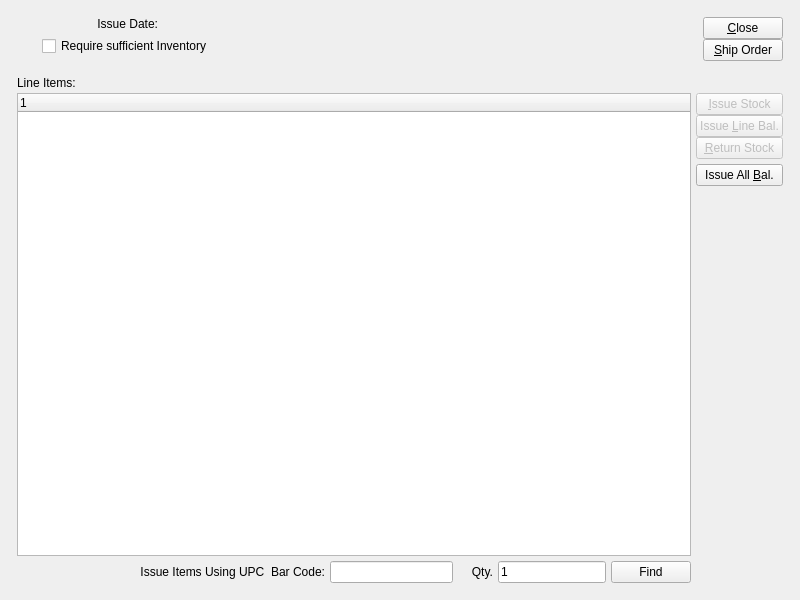
This is guiclient/issueToShipping.ui in Pegasus-RPG/xtuple-client as Qt 5 draws it before an edit. The edited form follows.
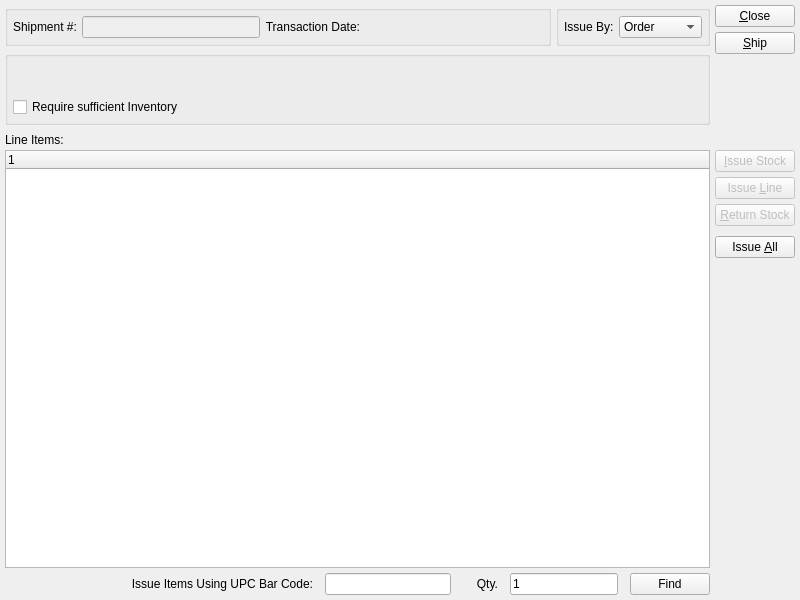
This is the edited form. The open tabs and pages were chosen to show the change. Custom widgets are drawn as their Qt base class.

Commit message: issue #9063:  UI changes for consolidated shipping.  Show shipment number on issue stock to shipping window.

Patch:
```diff
--- a/guiclient/issueToShipping.ui
+++ b/guiclient/issueToShipping.ui
@@ -20,69 +20,41 @@
   <property name="windowTitle" >
    <string>Issue to Shipping</string>
   </property>
-  <layout class="QGridLayout" >
-   <item row="0" column="0" >
-    <layout class="QGridLayout" >
-     <property name="margin" >
-      <number>12</number>
-     </property>
-     <property name="spacing" >
-      <number>12</number>
-     </property>
-     <item row="0" column="0" >
-      <layout class="QHBoxLayout" >
+  <layout class="QGridLayout" name="gridLayout">
+   <item row="0" column="0">
+    <layout class="QHBoxLayout" name="horizontalLayout_4">
        <item>
-        <layout class="QVBoxLayout" >
-         <property name="spacing" >
-          <number>0</number>
-         </property>
-         <property name="margin" >
-          <number>0</number>
-         </property>
+      <widget class="QGroupBox" name="_dateGroup">
+       <property name="title">
+        <string/>
+       </property>
+       <layout class="QHBoxLayout" name="horizontalLayout">
          <item>
-          <widget class="OrderCluster" name="_order" >
-           <property name="sizePolicy" >
-            <sizepolicy vsizetype="Preferred" hsizetype="Maximum" >
-             <horstretch>0</horstretch>
-             <verstretch>0</verstretch>
-            </sizepolicy>
+         <widget class="XLabel" name="_shipmentLit">
+          <property name="text">
+           <string>Shipment #:</string>
            </property>
           </widget>
          </item>
          <item>
-          <spacer>
-           <property name="orientation" >
-            <enum>Qt::Vertical</enum>
-           </property>
-           <property name="sizeType" >
-            <enum>QSizePolicy::Preferred</enum>
-           </property>
-           <property name="sizeHint" stdset="0" >
-            <size>
-             <width>20</width>
-             <height>0</height>
-            </size>
-           </property>
-          </spacer>
-         </item>
-        </layout>
-       </item>
+         <widget class="XLineEdit" name="_shipment">
+          <property name="enabled">
+           <bool>false</bool>
+          </property>
+         </widget>
+        </item>
        <item>
-        <layout class="QVBoxLayout" >
-         <item>
-          <layout class="QHBoxLayout" >
-           <item>
-            <widget class="QLabel" name="_transDateLit" >
-             <property name="sizePolicy" >
-              <sizepolicy vsizetype="Preferred" hsizetype="Maximum" >
+         <widget class="QLabel" name="_transDateLit">
+          <property name="sizePolicy">
+           <sizepolicy hsizetype="Maximum" vsizetype="Preferred">
                <horstretch>0</horstretch>
                <verstretch>0</verstretch>
               </sizepolicy>
              </property>
-             <property name="text" >
-              <string>Issue Date:</string>
-             </property>
-             <property name="alignment" >
+          <property name="text">
+           <string>Transaction Date:</string>
+          </property>
+          <property name="alignment">
               <set>Qt::AlignRight|Qt::AlignTrailing|Qt::AlignVCenter</set>
              </property>
              <property name="buddy" >
@@ -100,80 +72,79 @@
              </property>
             </widget>
            </item>
-          </layout>
-         </item>
          <item>
-          <widget class="XCheckBox" name="_requireInventory" >
-           <property name="sizePolicy" >
-            <sizepolicy vsizetype="Fixed" hsizetype="Maximum" >
-             <horstretch>0</horstretch>
-             <verstretch>0</verstretch>
-            </sizepolicy>
-           </property>
-           <property name="text" >
-            <string>Require sufficient Inventory</string>
-           </property>
-          </widget>
-         </item>
-         <item>
-          <spacer>
-           <property name="orientation" >
-            <enum>Qt::Vertical</enum>
-           </property>
-           <property name="sizeType" >
-            <enum>QSizePolicy::Expanding</enum>
-           </property>
-           <property name="sizeHint" stdset="0" >
-            <size>
-             <width>231</width>
-             <height>0</height>
-            </size>
-           </property>
-          </spacer>
-         </item>
-        </layout>
-       </item>
-       <item>
-        <spacer>
-         <property name="orientation" >
+         <spacer name="horizontalSpacer_4">
+          <property name="orientation">
           <enum>Qt::Horizontal</enum>
          </property>
-         <property name="sizeHint" stdset="0" >
+          <property name="sizeHint" stdset="0">
           <size>
-           <width>20</width>
+            <width>40</width>
            <height>20</height>
           </size>
          </property>
         </spacer>
        </item>
+       </layout>
+      </widget>
+     </item>
        <item>
-        <layout class="QVBoxLayout" >
-         <property name="spacing" >
-          <number>0</number>
-         </property>
+      <widget class="QGroupBox" name="_issueByGroup">
+       <property name="title">
+        <string/>
+       </property>
+       <layout class="QGridLayout" name="gridLayout_5">
+        <item row="0" column="0">
+         <widget class="XLabel" name="_issueByLit">
+          <property name="text">
+           <string>Issue By:</string>
+          </property>
+         </widget>
+        </item>
+        <item row="0" column="1">
+         <widget class="XComboBox" name="_issueBy">
          <item>
-          <widget class="QPushButton" name="_close" >
-           <property name="text" >
+           <property name="text">
+            <string>Order</string>
+           </property>
+          </item>
+          <item>
+           <property name="text">
+            <string>Customer</string>
+           </property>
+          </item>
+         </widget>
+        </item>
+       </layout>
+      </widget>
+     </item>
+    </layout>
+   </item>
+   <item row="0" column="1" rowspan="2">
+    <layout class="QVBoxLayout">
+     <item>
+      <widget class="QPushButton" name="_close">
+       <property name="text">
             <string>&amp;Close</string>
            </property>
           </widget>
          </item>
          <item>
-          <widget class="QPushButton" name="_ship" >
-           <property name="text" >
-            <string>&amp;Ship Order</string>
+      <widget class="QPushButton" name="_ship">
+       <property name="text">
+        <string>&amp;Ship</string>
            </property>
           </widget>
          </item>
          <item>
           <spacer>
-           <property name="orientation" >
+       <property name="orientation">
             <enum>Qt::Vertical</enum>
            </property>
-           <property name="sizeType" >
+       <property name="sizeType">
             <enum>QSizePolicy::Expanding</enum>
            </property>
-           <property name="sizeHint" stdset="0" >
+       <property name="sizeHint" stdset="0">
             <size>
              <width>20</width>
              <height>0</height>
@@ -183,32 +154,195 @@
          </item>
         </layout>
        </item>
-      </layout>
-     </item>
-     <item row="1" column="0" >
-      <widget class="QFrame" name="frame" >
-       <property name="sizePolicy" >
-        <sizepolicy vsizetype="Expanding" hsizetype="Preferred" >
+   <item row="1" column="0">
+    <widget class="QGroupBox" name="_clusterGroup">
+     <property name="title">
+      <string/>
+     </property>
+     <layout class="QGridLayout" name="gridLayout_3">
+      <item row="0" column="0">
+       <widget class="QStackedWidget" name="_stackedWidget">
+        <property name="sizePolicy">
+         <sizepolicy hsizetype="Preferred" vsizetype="Preferred">
+          <horstretch>1</horstretch>
+          <verstretch>0</verstretch>
+         </sizepolicy>
+        </property>
+        <property name="currentIndex">
+         <number>0</number>
+        </property>
+        <widget class="QWidget" name="page">
+         <layout class="QGridLayout" name="gridLayout_2">
+          <item row="0" column="0">
+           <layout class="QHBoxLayout" name="horizontalLayout_2">
+            <item>
+             <layout class="QVBoxLayout">
+              <property name="spacing">
+               <number>0</number>
+              </property>
+              <item>
+               <widget class="OrderCluster" name="_order">
+                <property name="sizePolicy">
+                 <sizepolicy hsizetype="Maximum" vsizetype="Preferred">
+                  <horstretch>0</horstretch>
+                  <verstretch>0</verstretch>
+                 </sizepolicy>
+                </property>
+                <property name="focusPolicy">
+                 <enum>Qt::StrongFocus</enum>
+                </property>
+               </widget>
+              </item>
+              <item>
+               <spacer>
+                <property name="orientation">
+                 <enum>Qt::Vertical</enum>
+                </property>
+                <property name="sizeType">
+                 <enum>QSizePolicy::Preferred</enum>
+                </property>
+                <property name="sizeHint" stdset="0">
+                 <size>
+                  <width>20</width>
+                  <height>0</height>
+                 </size>
+                </property>
+               </spacer>
+              </item>
+             </layout>
+            </item>
+            <item>
+             <spacer name="horizontalSpacer_2">
+              <property name="orientation">
+               <enum>Qt::Horizontal</enum>
+              </property>
+              <property name="sizeHint" stdset="0">
+               <size>
+                <width>0</width>
+                <height>20</height>
+               </size>
+              </property>
+             </spacer>
+            </item>
+           </layout>
+          </item>
+         </layout>
+        </widget>
+        <widget class="QWidget" name="page_2">
+         <layout class="QGridLayout" name="gridLayout_4">
+          <item row="0" column="1">
+           <layout class="QHBoxLayout" name="horizontalLayout_7">
+            <item>
+             <layout class="QHBoxLayout" name="horizontalLayout_6">
+              <item>
+               <layout class="QVBoxLayout" name="verticalLayout_4">
+                <item>
+                 <widget class="CustCluster" name="_cust">
+                  <property name="focusPolicy">
+                   <enum>Qt::StrongFocus</enum>
+                  </property>
+                 </widget>
+                </item>
+                <item>
+                 <spacer name="verticalSpacer_3">
+                  <property name="orientation">
+                   <enum>Qt::Vertical</enum>
+                  </property>
+                  <property name="sizeHint" stdset="0">
+                   <size>
+                    <width>20</width>
+                    <height>0</height>
+                   </size>
+                  </property>
+                 </spacer>
+                </item>
+               </layout>
+              </item>
+              <item>
+               <layout class="QVBoxLayout" name="verticalLayout_5">
+                <item>
+                 <widget class="ShiptoCluster" name="_shipto">
+                  <property name="enabled">
+                   <bool>false</bool>
+                  </property>
+                 </widget>
+                </item>
+                <item>
+                 <spacer name="verticalSpacer">
+                  <property name="orientation">
+                   <enum>Qt::Vertical</enum>
+                  </property>
+                  <property name="sizeHint" stdset="0">
+                   <size>
+                    <width>20</width>
+                    <height>0</height>
+                   </size>
+                  </property>
+                 </spacer>
+                </item>
+               </layout>
+              </item>
+             </layout>
+            </item>
+            <item>
+             <spacer name="horizontalSpacer_3">
+              <property name="orientation">
+               <enum>Qt::Horizontal</enum>
+              </property>
+              <property name="sizeHint" stdset="0">
+               <size>
+                <width>0</width>
+                <height>20</height>
+               </size>
+              </property>
+             </spacer>
+            </item>
+           </layout>
+          </item>
+         </layout>
+        </widget>
+       </widget>
+      </item>
+      <item row="1" column="0">
+       <widget class="XCheckBox" name="_requireInventory">
+        <property name="sizePolicy">
+         <sizepolicy hsizetype="Maximum" vsizetype="Fixed">
+          <horstretch>0</horstretch>
+          <verstretch>0</verstretch>
+         </sizepolicy>
+        </property>
+        <property name="text">
+         <string>Require sufficient Inventory</string>
+        </property>
+       </widget>
+      </item>
+     </layout>
+    </widget>
+   </item>
+   <item row="2" column="0" colspan="2">
+    <widget class="QFrame" name="_frame">
+     <property name="sizePolicy">
+      <sizepolicy hsizetype="Preferred" vsizetype="Expanding">
          <horstretch>0</horstretch>
          <verstretch>1</verstretch>
         </sizepolicy>
        </property>
-       <property name="frameShape" >
+     <property name="frameShape">
         <enum>QFrame::NoFrame</enum>
        </property>
-       <layout class="QGridLayout" >
-        <property name="margin" >
+     <layout class="QGridLayout">
+      <property name="margin">
          <number>0</number>
         </property>
-        <item row="0" column="0" >
-         <layout class="QVBoxLayout" >
-          <property name="spacing" >
+      <item row="0" column="0">
+       <layout class="QVBoxLayout">
+        <property name="spacing">
            <number>0</number>
           </property>
           <item>
-           <widget class="QLabel" name="lblLineItemsLit" >
-            <property name="sizePolicy" >
-             <sizepolicy vsizetype="Fixed" hsizetype="Expanding" >
+         <widget class="QLabel" name="_lineItemsLit">
+          <property name="sizePolicy">
+           <sizepolicy hsizetype="Expanding" vsizetype="Fixed">
               <horstretch>0</horstretch>
               <verstretch>0</verstretch>
              </sizepolicy>
@@ -225,44 +359,12 @@
            </widget>
           </item>
           <item>
-           <layout class="QGridLayout" >
-            <item row="0" column="0" >
-             <widget class="XTreeWidget" name="_soitem" >
-              <property name="sizePolicy" >
-               <sizepolicy vsizetype="Expanding" hsizetype="Expanding" >
-                <horstretch>0</horstretch>
-                <verstretch>1</verstretch>
-               </sizepolicy>
-              </property>
-             </widget>
-            </item>
-            <item rowspan="2" row="0" column="1" >
-             <layout class="QVBoxLayout" >
-              <property name="spacing" >
-               <number>0</number>
-              </property>
-              <property name="margin" >
-               <number>0</number>
-              </property>
+         <layout class="QGridLayout">
+          <item row="0" column="1" rowspan="2">
+           <layout class="QVBoxLayout">
               <item>
-               <layout class="QVBoxLayout" >
-                <property name="spacing" >
-                 <number>5</number>
-                </property>
-                <property name="margin" >
-                 <number>0</number>
-                </property>
-                <item>
-                 <layout class="QVBoxLayout" >
-                  <property name="spacing" >
-                   <number>0</number>
-                  </property>
-                  <property name="margin" >
-                   <number>0</number>
-                  </property>
-                  <item>
-                   <widget class="QPushButton" name="_issueStock" >
-                    <property name="enabled" >
+             <widget class="QPushButton" name="_issueStock">
+              <property name="enabled">
                      <bool>false</bool>
                     </property>
                     <property name="text" >
@@ -271,18 +373,18 @@
                    </widget>
                   </item>
                   <item>
-                   <widget class="QPushButton" name="_issueLine" >
-                    <property name="enabled" >
+             <widget class="QPushButton" name="_issueLine">
+              <property name="enabled">
                      <bool>false</bool>
                     </property>
-                    <property name="text" >
-                     <string>Issue &amp;Line Bal.</string>
+              <property name="text">
+               <string>Issue &amp;Line</string>
                     </property>
                    </widget>
                   </item>
                   <item>
-                   <widget class="QPushButton" name="_returnStock" >
-                    <property name="enabled" >
+             <widget class="QPushButton" name="_returnStock">
+              <property name="enabled">
                      <bool>false</bool>
                     </property>
                     <property name="text" >
@@ -290,26 +392,38 @@
                     </property>
                    </widget>
                   </item>
-                 </layout>
+            <item>
+             <spacer name="verticalSpacer_2">
+              <property name="orientation">
+               <enum>Qt::Vertical</enum>
+              </property>
+              <property name="sizeType">
+               <enum>QSizePolicy::Fixed</enum>
+              </property>
+              <property name="sizeHint" stdset="0">
+               <size>
+                <width>20</width>
+                <height>5</height>
+               </size>
+              </property>
+             </spacer>
                 </item>
                 <item>
-                 <widget class="QPushButton" name="_issueAll" >
-                  <property name="text" >
-                   <string>Issue All &amp;Bal.</string>
+             <widget class="QPushButton" name="_issueAll">
+              <property name="text">
+               <string>Issue &amp;All</string>
                   </property>
                  </widget>
                 </item>
-               </layout>
-              </item>
               <item>
                <spacer>
-                <property name="orientation" >
+              <property name="orientation">
                  <enum>Qt::Vertical</enum>
                 </property>
-                <property name="sizeType" >
+              <property name="sizeType">
                  <enum>QSizePolicy::Expanding</enum>
                 </property>
-                <property name="sizeHint" stdset="0" >
+              <property name="sizeHint" stdset="0">
                  <size>
                   <width>20</width>
                   <height>20</height>
@@ -319,17 +433,20 @@
               </item>
              </layout>
             </item>
-            <item row="1" column="0" >
-             <layout class="QHBoxLayout" >
+          <item row="1" column="0">
+           <layout class="QHBoxLayout">
+            <property name="spacing">
+             <number>12</number>
+            </property>
               <item>
                <spacer>
-                <property name="orientation" >
+              <property name="orientation">
                  <enum>Qt::Horizontal</enum>
                 </property>
-                <property name="sizeType" >
+              <property name="sizeType">
                  <enum>QSizePolicy::Expanding</enum>
                 </property>
-                <property name="sizeHint" stdset="0" >
+              <property name="sizeHint" stdset="0">
                  <size>
                   <width>0</width>
                   <height>20</height>
@@ -338,21 +455,21 @@
                </spacer>
               </item>
               <item>
-               <widget class="QLabel" name="_bcLit" >
-                <property name="text" >
-                 <string>Issue Items Using UPC  Bar Code:</string>
-                </property>
-                <property name="alignment" >
+             <widget class="QLabel" name="_bcLit">
+              <property name="text">
+               <string>Issue Items Using UPC Bar Code:</string>
+              </property>
+              <property name="alignment">
                  <set>Qt::AlignRight|Qt::AlignTrailing|Qt::AlignVCenter</set>
                 </property>
                </widget>
               </item>
               <item>
-               <widget class="XLineEdit" name="_bc" />
+             <widget class="XLineEdit" name="_bc"/>
               </item>
               <item>
-               <widget class="QLabel" name="_bcQtyLit" >
-                <property name="minimumSize" >
+             <widget class="QLabel" name="_bcQtyLit">
+              <property name="minimumSize">
                  <size>
                   <width>35</width>
                   <height>0</height>
@@ -367,9 +484,9 @@
                </widget>
               </item>
               <item>
-               <widget class="XLineEdit" name="_bcQty" >
-                <property name="sizePolicy" >
-                 <sizepolicy vsizetype="Fixed" hsizetype="Preferred" >
+             <widget class="XLineEdit" name="_bcQty">
+              <property name="sizePolicy">
+               <sizepolicy hsizetype="Preferred" vsizetype="Fixed">
                   <horstretch>0</horstretch>
                   <verstretch>0</verstretch>
                  </sizepolicy>
@@ -380,14 +497,24 @@
                </widget>
               </item>
               <item>
-               <widget class="QPushButton" name="_bcFind" >
-                <property name="text" >
+             <widget class="QPushButton" name="_bcFind">
+              <property name="text">
                  <string>Find</string>
                 </property>
                </widget>
               </item>
              </layout>
             </item>
+          <item row="0" column="0">
+           <widget class="XTreeWidget" name="_soitem">
+            <property name="sizePolicy">
+             <sizepolicy hsizetype="Expanding" vsizetype="Expanding">
+              <horstretch>0</horstretch>
+              <verstretch>1</verstretch>
+             </sizepolicy>
+            </property>
+           </widget>
+          </item>
            </layout>
           </item>
          </layout>
@@ -396,12 +523,15 @@
       </widget>
      </item>
     </layout>
-   </item>
-  </layout>
  </widget>
- <layoutdefault spacing="5" margin="5" />
+ <layoutdefault spacing="5" margin="5"/>
  <pixmapfunction>qPixmapFromMimeSource</pixmapfunction>
  <customwidgets>
+  <customwidget>
+   <class>CustCluster</class>
+   <extends>QWidget</extends>
+   <header>custcluster.h</header>
+  </customwidget>
   <customwidget>
    <class>DLineEdit</class>
    <extends>QWidget</extends>
@@ -413,11 +543,26 @@
    <extends>QWidget</extends>
    <header>ordercluster.h</header>
   </customwidget>
+  <customwidget>
+   <class>ShiptoCluster</class>
+   <extends>QWidget</extends>
+   <header>shiptocluster.h</header>
+  </customwidget>
   <customwidget>
    <class>XCheckBox</class>
    <extends>QCheckBox</extends>
    <header>xcheckbox.h</header>
   </customwidget>
+  <customwidget>
+   <class>XComboBox</class>
+   <extends>QComboBox</extends>
+   <header>xcombobox.h</header>
+  </customwidget>
+  <customwidget>
+   <class>XLabel</class>
+   <extends>QLabel</extends>
+   <header>xlabel.h</header>
+  </customwidget>
   <customwidget>
    <class>XLineEdit</class>
    <extends>QLineEdit</extends>
```
Left out of the diff: 113 changed lines with no effect on the pictures. Lines whose indentation alone changed are shown as unchanged. The commit also changes 4 other files.
